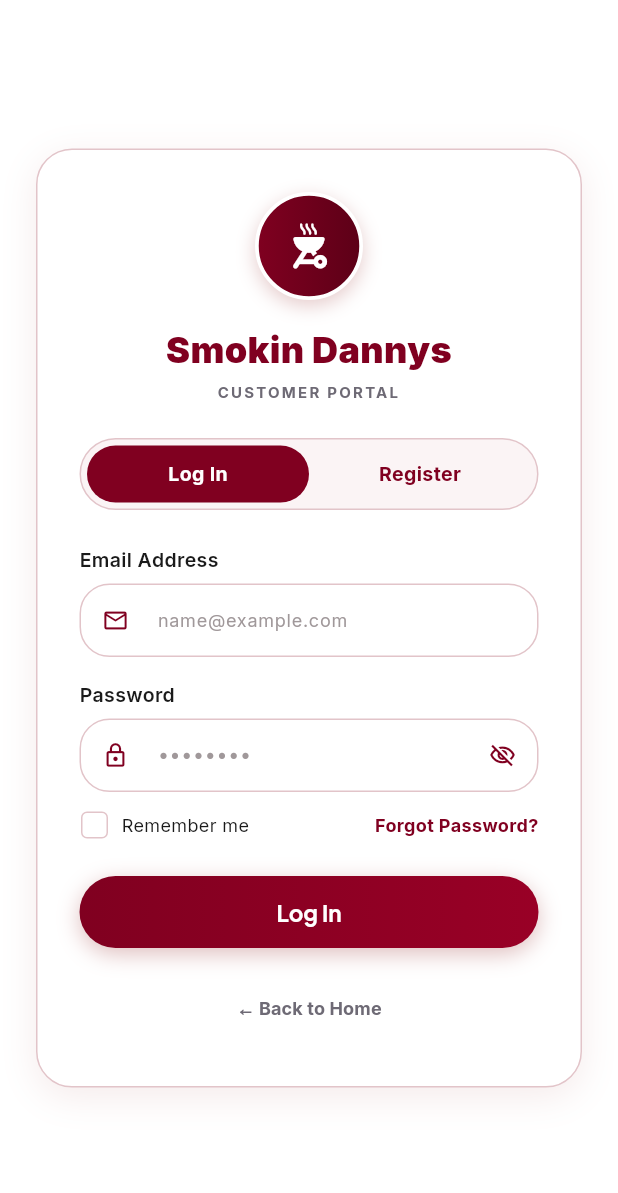
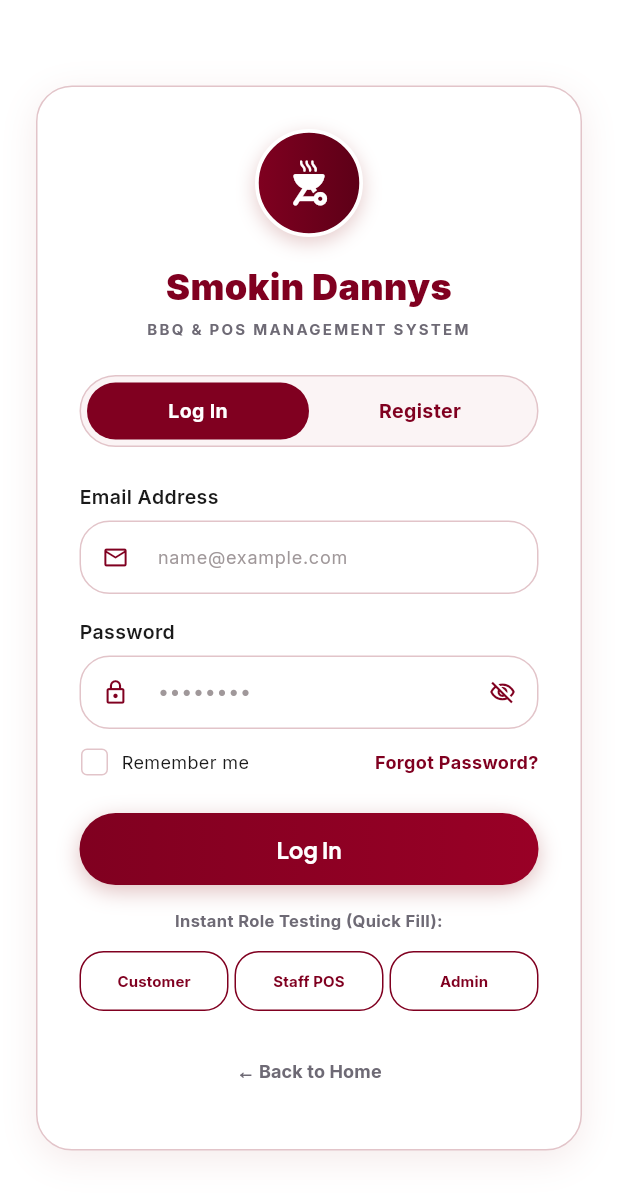
Before and after one commit to dariuscano27-art/smokindannys, a Flutter app: the LoginScreen screen opened by its route, on a phone screen of 412 x 824 dp. Shown: the top 1193 px of the screen. Run offline on Flutter 3.47's test engine with Material 3 defaults, Android fonts, the phone set to English and light mode, and no system bars; our stand-ins replace flutter_riverpod, go_router, google_fonts, supabase_flutter; accounts and stored records are empty.

Commit message:
Add pre-configured accounts for all roles with auto-seeding support

```diff
--- a/lib/features/auth/data/auth_repository.dart
+++ b/lib/features/auth/data/auth_repository.dart
@@ -16,10 +16,12 @@ class AuthRepository {
         password: password,
       );
     } catch (e) {
-      // Auto-provision staff/cashier or admin/owner if they don't exist yet in Supabase Auth
-      if (cleanEmail == 'staff@smokindannys.com' || cleanEmail == 'admin@smokindannys.com' || cleanEmail == 'owner@smokindannys.com') {
-        final role = (cleanEmail == 'staff@smokindannys.com') ? 'cashier' : 'owner';
-        final fullName = (role == 'cashier') ? 'Staff Cashier' : 'Store Owner';
+      // Auto-provision customer, staff/cashier, or admin/owner if they don't exist yet in Supabase Auth
+      if (cleanEmail == 'customer@smokindannys.com' || cleanEmail == 'staff@smokindannys.com' || cleanEmail == 'admin@smokindannys.com' || cleanEmail == 'owner@smokindannys.com') {
+        final role = (cleanEmail == 'staff@smokindannys.com')
+            ? 'cashier'
+            : (cleanEmail == 'customer@smokindannys.com' ? 'customer' : 'owner');
+        final fullName = (role == 'cashier') ? 'Staff Cashier' : (role == 'customer' ? 'Test Customer' : 'Store Owner');
         try {
           final signupRes = await _client.auth.signUp(
             email: cleanEmail,
--- a/lib/features/auth/presentation/login_screen.dart
+++ b/lib/features/auth/presentation/login_screen.dart
@@ -192,6 +192,30 @@ class _LoginScreenState extends ConsumerState<LoginScreen> {
     }
   }
 
+  void _fillCustomerDemo() {
+    setState(() {
+      _selectedTab = 0;
+      _loginEmailController.text = 'customer@smokindannys.com';
+      _loginPasswordController.text = 'Password123';
+    });
+  }
+
+  void _fillStaffDemo() {
+    setState(() {
+      _selectedTab = 0;
+      _loginEmailController.text = 'staff@smokindannys.com';
+      _loginPasswordController.text = 'Password123';
+    });
+  }
+
+  void _fillAdminDemo() {
+    setState(() {
+      _selectedTab = 0;
+      _loginEmailController.text = 'admin@smokindannys.com';
+      _loginPasswordController.text = 'Password123';
+    });
+  }
+
   @override
   Widget build(BuildContext context) {
     final authState = ref.watch(authControllerProvider);
@@ -262,7 +286,7 @@ class _LoginScreenState extends ConsumerState<LoginScreen> {
                       ),
                       const SizedBox(height: 4),
                       const Text(
-                        'CUSTOMER PORTAL',
+                        'BBQ & POS MANAGEMENT SYSTEM',
                         textAlign: TextAlign.center,
                         style: TextStyle(
                           fontSize: 10,
@@ -452,6 +476,37 @@ class _LoginScreenState extends ConsumerState<LoginScreen> {
           ),
         ),
         const SizedBox(height: 16),
+        // 3 Quick Demo Role Buttons for Testing
+        const Text('Instant Role Testing (Quick Fill):', style: TextStyle(color: AppTheme.mutedText, fontSize: 11, fontWeight: FontWeight.bold), textAlign: TextAlign.center),
+        const SizedBox(height: 8),
+        Row(
+          children: [
+            Expanded(
+              child: OutlinedButton(
+                onPressed: _fillCustomerDemo,
+                style: OutlinedButton.styleFrom(side: const BorderSide(color: AppTheme.primaryMaroon), shape: RoundedRectangleBorder(borderRadius: BorderRadius.circular(16)), padding: const EdgeInsets.symmetric(vertical: 6)),
+                child: const Text('Customer', style: TextStyle(color: AppTheme.primaryMaroon, fontSize: 10, fontWeight: FontWeight.bold)),
+              ),
+            ),
+            const SizedBox(width: 4),
+            Expanded(
+              child: OutlinedButton(
+                onPressed: _fillStaffDemo,
+                style: OutlinedButton.styleFrom(side: const BorderSide(color: AppTheme.primaryMaroon), shape: RoundedRectangleBorder(borderRadius: BorderRadius.circular(16)), padding: const EdgeInsets.symmetric(vertical: 6)),
+                child: const Text('Staff POS', style: TextStyle(color: AppTheme.primaryMaroon, fontSize: 10, fontWeight: FontWeight.bold)),
+              ),
+            ),
+            const SizedBox(width: 4),
+            Expanded(
+              child: OutlinedButton(
+                onPressed: _fillAdminDemo,
+                style: OutlinedButton.styleFrom(side: const BorderSide(color: AppTheme.primaryMaroon), shape: RoundedRectangleBorder(borderRadius: BorderRadius.circular(16)), padding: const EdgeInsets.symmetric(vertical: 6)),
+                child: const Text('Admin', style: TextStyle(color: AppTheme.primaryMaroon, fontSize: 10, fontWeight: FontWeight.bold)),
+              ),
+            ),
+          ],
+        ),
+        const SizedBox(height: 12),
         Center(
           child: TextButton(
             onPressed: () => context.go('/'),
```
Also changed, not shown: 1 other file.
